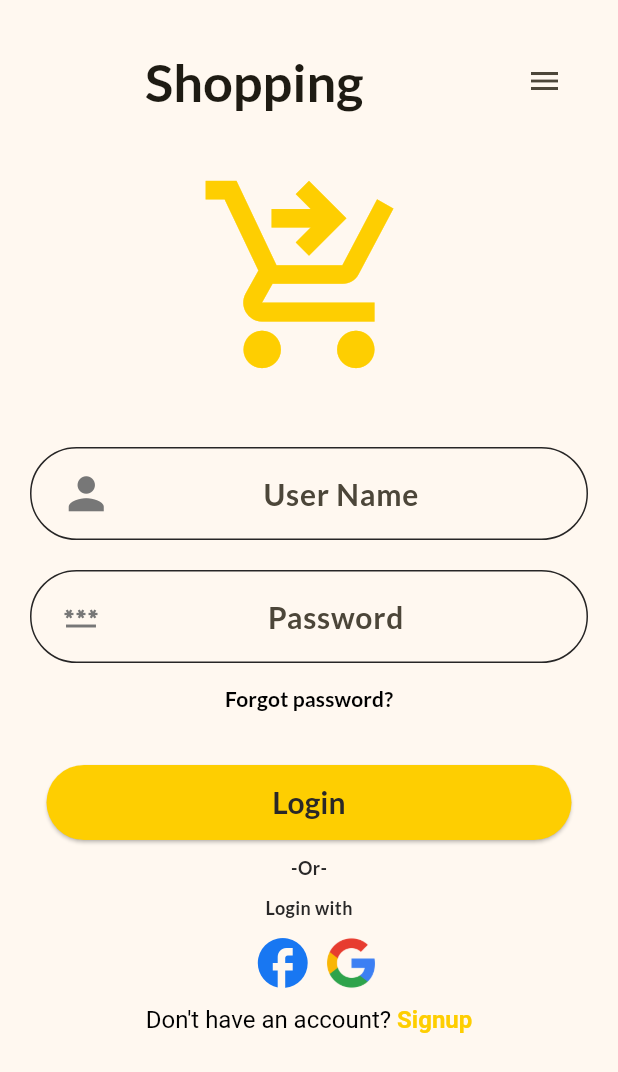
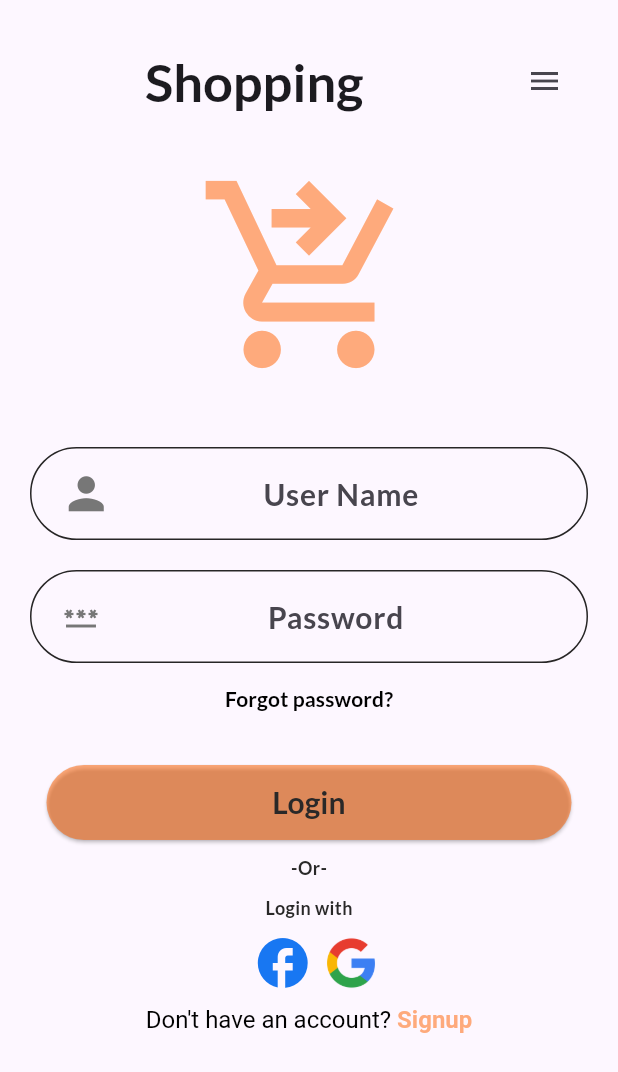
Before and after one commit to nabeel-awais/Flutter-Shop-App, a Flutter app: the screen it shows after launch, on a phone screen of 412 x 824 dp. Shown: the top 1072 px of the screen. Run offline on Flutter 3.47's test engine with Material 3 defaults, Android fonts, the phone set to English and light mode, and no system bars.

Commit message:
color changes

```diff
--- a/lib/main.dart
+++ b/lib/main.dart
@@ -2,7 +2,6 @@ import 'package:flutter/material.dart';
 import 'package:provider/provider.dart';
 import 'package:shop_app_flutter/pages/login_page.dart';
 import 'package:shop_app_flutter/providers/cart_provider.dart';
-import 'package:shop_app_flutter/pages/home_page.dart';
 
 void main() {
   runApp(const MyApp());
@@ -25,8 +24,8 @@ class MyApp extends StatelessWidget {
         theme: ThemeData(
           fontFamily: 'Lato',
           colorScheme: ColorScheme.fromSeed(
-            seedColor: const Color.fromRGBO(254, 206, 1, 1),
-            primary: const Color.fromRGBO(254, 206, 1, 1),
+            seedColor: const Color.fromARGB(255, 98, 1, 254),
+            primary: const Color.fromARGB(132, 255, 98, 1),
           ),
           inputDecorationTheme: const InputDecorationTheme(
             hintStyle: TextStyle(fontWeight: FontWeight.bold, fontSize: 20),
```
